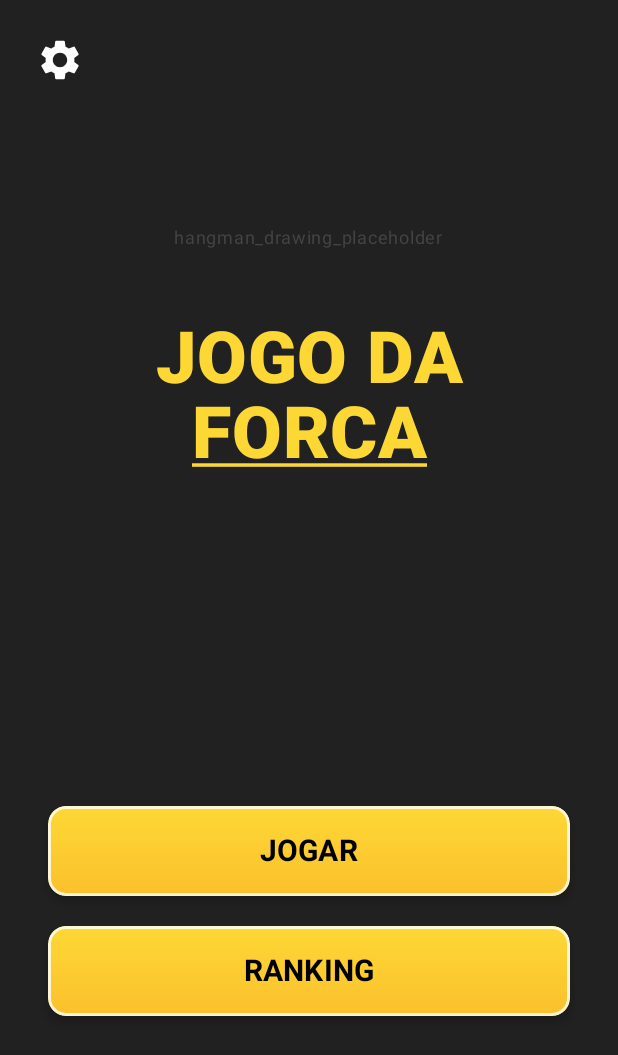
After one commit to guillcodes/projetoForca, an Android app built with Jetpack Compose: the composable TelaInicial shown on its own in the app's theme, on a phone screen of 412 x 824 dp. The commit adds this screen. Shown: the top 1055 px of the screen. Run offline under Robolectric (Android 15) with nearby library versions, the phone set to English and light mode, and no system bars.

Commit message:
update tela parcialmente criada

```diff
--- a/app/build.gradle.kts
+++ b/app/build.gradle.kts
@@ -49,6 +49,8 @@ dependencies {
     implementation(libs.androidx.ui.graphics)
     implementation(libs.androidx.ui.tooling.preview)
     implementation(libs.androidx.material3)
+    implementation(libs.androidx.navigation.runtime.ktx)
+    implementation(libs.androidx.navigation.compose)
     testImplementation(libs.junit)
     androidTestImplementation(libs.androidx.junit)
     androidTestImplementation(libs.androidx.espresso.core)
--- a/app/src/main/java/com/example/projetoforca/data/local/WordBanco.kt
+++ /dev/null
@@ -1,4 +0,0 @@
-package com.example.projetoforca.data.local
-
-class WordBanco {
-}
--- a/app/src/main/java/com/example/projetoforca/data/local/WordDao.kt
+++ /dev/null
@@ -1,4 +0,0 @@
-package com.example.projetoforca.data.local
-
-interface WordDao {
-}
--- a/app/src/main/java/com/example/projetoforca/ui/configuracoes/ClassificacaoViewModel.kt
+++ /dev/null
@@ -1,4 +0,0 @@
-package com.example.projetoforca.ui.classificacao
-
-class ClassificacaoViewModel {
-}
--- a/app/src/main/java/com/example/projetoforca/ui/configuracoes/ConfiguracoesViewModel.kt
+++ /dev/null
@@ -1,4 +0,0 @@
-package com.example.projetoforca.ui.configuracoes
-
-class ConfiguracoesViewModel {
-}
--- /dev/null
+++ b/app/src/main/java/com/example/projetoforca/ui/telaInicial/TelaInicial.kt
@@ -0,0 +1,139 @@
+package com.example.projetoforca.ui.telaInicial
+
+import androidx.compose.foundation.background
+import androidx.compose.foundation.border
+import androidx.compose.foundation.layout.*
+import androidx.compose.foundation.shape.RoundedCornerShape
+import androidx.compose.material.icons.Icons
+import androidx.compose.material.icons.filled.Settings
+import androidx.compose.material3.Button
+import androidx.compose.material3.ButtonDefaults
+import androidx.compose.material3.Icon
+import androidx.compose.material3.IconButton
+import androidx.compose.material3.Surface
+import androidx.compose.material3.Text
+import androidx.compose.runtime.Composable
+import androidx.compose.ui.Alignment
+import androidx.compose.ui.Modifier
+import androidx.compose.ui.graphics.Brush
+import androidx.compose.ui.graphics.Color
+import androidx.compose.ui.text.SpanStyle
+import androidx.compose.ui.text.buildAnnotatedString
+import androidx.compose.ui.text.font.FontWeight
+import androidx.compose.ui.text.style.TextAlign
+import androidx.compose.ui.text.style.TextDecoration
+import androidx.compose.ui.text.withStyle
+import androidx.compose.ui.unit.dp
+import androidx.compose.ui.unit.sp
+import androidx.navigation.NavHostController
+
+@Composable
+fun TelaInicial(
+    navController: NavHostController,
+    modifier: Modifier = Modifier
+) {
+    Surface(
+        modifier = modifier.fillMaxSize(),
+        color = Color(0xFF212121)
+    ) {
+        Box(modifier = Modifier.fillMaxSize()) {
+            IconButton(
+                onClick = { navController.navigate("configuracoes") },
+                modifier = Modifier
+                    .align(Alignment.TopStart)
+                    .padding(16.dp)
+            ) {
+                Icon(
+                    imageVector = Icons.Default.Settings,
+                    contentDescription = "Configurações",
+                    tint = Color.White,
+                    modifier = Modifier.size(32.dp)
+                )
+            }
+
+            Column(
+                modifier = Modifier
+                    .fillMaxSize()
+                    .padding(horizontal = 32.dp),
+                horizontalAlignment = Alignment.CenterHorizontally,
+                verticalArrangement = Arrangement.Center
+            ) {
+
+                Spacer(modifier = Modifier.weight(1f))
+                Text(
+                    text = "hangman_drawing_placeholder",
+                    color = Color.DarkGray,
+                    fontSize = 12.sp
+                )
+                Spacer(modifier = Modifier.height(40.dp))
+                Text(
+                    text = buildAnnotatedString {
+                        append("JOGO DA\n")
+                        withStyle(style = SpanStyle(textDecoration = TextDecoration.Underline)) {
+                            append("FORCA")
+                        }
+                    },
+                    fontSize = 48.sp,
+                    fontWeight = FontWeight.Black,
+                    color = Color(0xFFFDD835), // Amarelo vibrante
+                    textAlign = TextAlign.Center,
+                    lineHeight = 50.sp
+                )
+
+                Spacer(modifier = Modifier.weight(1.5f))
+
+                BotaoAmareloEstilizado(
+                    texto = "JOGAR",
+                    onClick = { navController.navigate("login/cadastro") }
+                )
+
+                Spacer(modifier = Modifier.height(20.dp))
+
+                BotaoAmareloEstilizado(
+                    texto = "RANKING",
+                    onClick = { navController.navigate("classificacao") }
+                )
+
+                Spacer(modifier = Modifier.weight(1f))
+            }
+        }
+    }
+}
+
+@Composable
+private fun BotaoAmareloEstilizado(
+    texto: String,
+    onClick: () -> Unit,
+    modifier: Modifier = Modifier
+) {
+    Button(
+        onClick = onClick,
+        modifier = modifier
+            .fillMaxWidth()
+            .height(60.dp),
+        shape = RoundedCornerShape(12.dp),
+        colors = ButtonDefaults.buttonColors(containerColor = Color.Transparent), // Fundo controlado pelo Box
+        contentPadding = PaddingValues(0.dp),
+        elevation = ButtonDefaults.buttonElevation(defaultElevation = 4.dp)
+    ) {
+        Box(
+            modifier = Modifier
+                .fillMaxSize()
+                .background(
+                    brush = Brush.verticalGradient(
+                        colors = listOf(Color(0xFFFDD835), Color(0xFFFBC02D)) // Gradiente amarelo
+                    ),
+                    shape = RoundedCornerShape(12.dp)
+                )
+                .border(2.dp, Color.White.copy(alpha = 0.8f), RoundedCornerShape(12.dp)), // Borda branca
+            contentAlignment = Alignment.Center
+        ) {
+            Text(
+                text = texto,
+                color = Color.Black,
+                fontSize = 20.sp,
+                fontWeight = FontWeight.Bold
+            )
+        }
+    }
+}
--- a/gradle/libs.versions.toml
+++ b/gradle/libs.versions.toml
@@ -8,6 +8,8 @@ espressoCore = "3.6.1"
 lifecycleRuntimeKtx = "2.9.1"
 activityCompose = "1.10.1"
 composeBom = "2024.09.00"
+navigationRuntimeKtx = "2.9.5"
+navigationCompose = "2.9.5"
 
 [libraries]
 androidx-core-ktx = { group = "androidx.core", name = "core-ktx", version.ref = "coreKtx" }
@@ -24,6 +26,8 @@ androidx-ui-tooling-preview = { group = "androidx.compose.ui", name = "ui-toolin
 androidx-ui-test-manifest = { group = "androidx.compose.ui", name = "ui-test-manifest" }
 androidx-ui-test-junit4 = { group = "androidx.compose.ui", name = "ui-test-junit4" }
 androidx-material3 = { group = "androidx.compose.material3", name = "material3" }
+androidx-navigation-runtime-ktx = { group = "androidx.navigation", name = "navigation-runtime-ktx", version.ref = "navigationRuntimeKtx" }
+androidx-navigation-compose = { group = "androidx.navigation", name = "navigation-compose", version.ref = "navigationCompose" }
 
 [plugins]
 android-application = { id = "com.android.application", version.ref = "agp" }
```
Also changed, not shown: app/src/main/java/com/example/projetoforca/MainActivity.kt (+5 -23 lines), app/src/main/java/com/example/projetoforca/navigation/AppNavigation.kt (+28 -0 lines).
